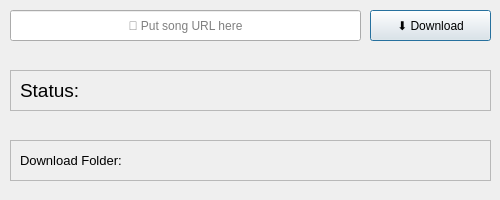
Qt form uis/downloader.ui (ThiagoCorreaSilva/MushcFlow) before a commit.
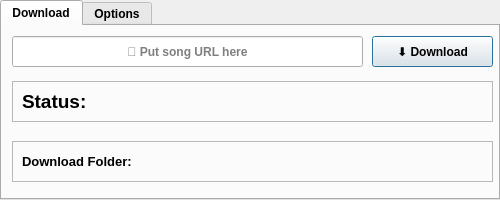
The same form after that commit.

Patch:
```diff
--- a/uis/downloader.ui
+++ b/uis/downloader.ui
@@ -13,6 +13,28 @@
   <property name="windowTitle">
    <string>Dialog</string>
   </property>
+  <widget class="QTabWidget" name="tabWidget">
+   <property name="geometry">
+    <rect>
+     <x>0</x>
+     <y>0</y>
+     <width>500</width>
+     <height>200</height>
+    </rect>
+   </property>
+   <property name="font">
+    <font>
+     <family>Arial</family>
+     <bold>true</bold>
+    </font>
+   </property>
+   <property name="currentIndex">
+    <number>0</number>
+   </property>
+   <widget class="QWidget" name="tab">
+    <attribute name="title">
+     <string notr="true">Download</string>
+    </attribute>
   <widget class="QLineEdit" name="url_input">
    <property name="geometry">
     <rect>
@@ -22,6 +44,12 @@
      <height>31</height>
     </rect>
    </property>
+     <property name="font">
+      <font>
+       <family>Arial</family>
+       <bold>true</bold>
+      </font>
+     </property>
    <property name="echoMode">
     <enum>QLineEdit::EchoMode::Normal</enum>
    </property>
@@ -32,11 +60,95 @@
     <string>🔗 Put song URL here</string>
    </property>
   </widget>
+    <widget class="QPushButton" name="download_button">
+     <property name="geometry">
+      <rect>
+       <x>370</x>
+       <y>10</y>
+       <width>121</width>
+       <height>31</height>
+      </rect>
+     </property>
+     <property name="font">
+      <font>
+       <family>Arial</family>
+       <bold>true</bold>
+      </font>
+     </property>
+     <property name="text">
+      <string notr="true">⬇️ Download</string>
+     </property>
+     <property name="default">
+      <bool>false</bool>
+     </property>
+     <property name="flat">
+      <bool>false</bool>
+     </property>
+    </widget>
+    <widget class="QFrame" name="frame_2">
+     <property name="geometry">
+      <rect>
+       <x>10</x>
+       <y>115</y>
+       <width>481</width>
+       <height>41</height>
+      </rect>
+     </property>
+     <property name="frameShape">
+      <enum>QFrame::Shape::StyledPanel</enum>
+     </property>
+     <property name="frameShadow">
+      <enum>QFrame::Shadow::Raised</enum>
+     </property>
+     <widget class="QLabel" name="label_2">
+      <property name="geometry">
+       <rect>
+        <x>10</x>
+        <y>0</y>
+        <width>121</width>
+        <height>41</height>
+       </rect>
+      </property>
+      <property name="font">
+       <font>
+        <family>Arial</family>
+        <pointsize>10</pointsize>
+        <bold>true</bold>
+       </font>
+      </property>
+      <property name="text">
+       <string>Download Folder:</string>
+      </property>
+     </widget>
+     <widget class="QLabel" name="downloader_folder_label">
+      <property name="geometry">
+       <rect>
+        <x>140</x>
+        <y>0</y>
+        <width>341</width>
+        <height>41</height>
+       </rect>
+      </property>
+      <property name="font">
+       <font>
+        <family>Arial</family>
+        <pointsize>9</pointsize>
+        <bold>true</bold>
+       </font>
+      </property>
+      <property name="text">
+       <string/>
+      </property>
+      <property name="alignment">
+       <set>Qt::AlignmentFlag::AlignLeading|Qt::AlignmentFlag::AlignLeft|Qt::AlignmentFlag::AlignVCenter</set>
+      </property>
+     </widget>
+    </widget>
   <widget class="QFrame" name="frame">
    <property name="geometry">
     <rect>
      <x>10</x>
-     <y>70</y>
+       <y>55</y>
      <width>481</width>
      <height>41</height>
     </rect>
@@ -58,7 +170,9 @@
     </property>
     <property name="font">
      <font>
+        <family>Arial</family>
       <pointsize>14</pointsize>
+        <bold>true</bold>
      </font>
     </property>
     <property name="text">
@@ -76,7 +190,9 @@
     </property>
     <property name="font">
      <font>
+        <family>Arial</family>
       <pointsize>12</pointsize>
+        <bold>true</bold>
      </font>
     </property>
     <property name="text">
@@ -87,13 +203,18 @@
     </property>
    </widget>
   </widget>
-  <widget class="QFrame" name="frame_2">
+   </widget>
+   <widget class="QWidget" name="tab_2">
+    <attribute name="title">
+     <string>Options</string>
+    </attribute>
+    <widget class="QFrame" name="frame_3">
    <property name="geometry">
     <rect>
-     <x>10</x>
-     <y>140</y>
-     <width>481</width>
-     <height>41</height>
+       <x>130</x>
+       <y>10</y>
+       <width>251</width>
+       <height>46</height>
     </rect>
    </property>
    <property name="frameShape">
@@ -102,64 +223,57 @@
    <property name="frameShadow">
     <enum>QFrame::Shadow::Raised</enum>
    </property>
-   <widget class="QLabel" name="label_2">
+     <widget class="QLabel" name="label_3">
     <property name="geometry">
      <rect>
-      <x>10</x>
-      <y>0</y>
-      <width>121</width>
-      <height>41</height>
+        <x>5</x>
+        <y>5</y>
+        <width>131</width>
+        <height>36</height>
      </rect>
     </property>
     <property name="font">
      <font>
       <pointsize>10</pointsize>
-     </font>
-    </property>
+        <bold>true</bold>
+       </font>
+      </property>
+      <property name="frameShape">
+       <enum>QFrame::Shape::NoFrame</enum>
+      </property>
     <property name="text">
-     <string>Download Folder:</string>
-    </property>
-   </widget>
-   <widget class="QLabel" name="downloader_folder_label">
+       <string>Thumbnail format:</string>
+      </property>
+     </widget>
+     <widget class="QComboBox" name="thumbnail_format">
     <property name="geometry">
      <rect>
-      <x>140</x>
-      <y>0</y>
-      <width>341</width>
-      <height>41</height>
+        <x>145</x>
+        <y>5</y>
+        <width>96</width>
+        <height>36</height>
      </rect>
     </property>
     <property name="font">
      <font>
-      <pointsize>9</pointsize>
-     </font>
-    </property>
+        <family>Arial</family>
+        <pointsize>10</pointsize>
+        <bold>true</bold>
+       </font>
+      </property>
+      <item>
     <property name="text">
-     <string/>
-    </property>
-    <property name="alignment">
-     <set>Qt::AlignmentFlag::AlignLeading|Qt::AlignmentFlag::AlignLeft|Qt::AlignmentFlag::AlignVCenter</set>
-    </property>
-   </widget>
-  </widget>
-  <widget class="QPushButton" name="download_button">
-   <property name="geometry">
-    <rect>
-     <x>370</x>
-     <y>10</y>
-     <width>121</width>
-     <height>31</height>
-    </rect>
-   </property>
-   <property name="text">
-    <string>⬇️ Download</string>
-   </property>
-   <property name="default">
-    <bool>false</bool>
-   </property>
-   <property name="flat">
-    <bool>false</bool>
-   </property>
+        <string>png</string>
+       </property>
+      </item>
+      <item>
+       <property name="text">
+        <string>jpg</string>
+       </property>
+      </item>
+     </widget>
+    </widget>
+   </widget>
   </widget>
  </widget>
  <resources/>
```
Left out of the diff: 1 changed line with no effect on the pictures. Lines whose indentation alone changed are shown as unchanged.
